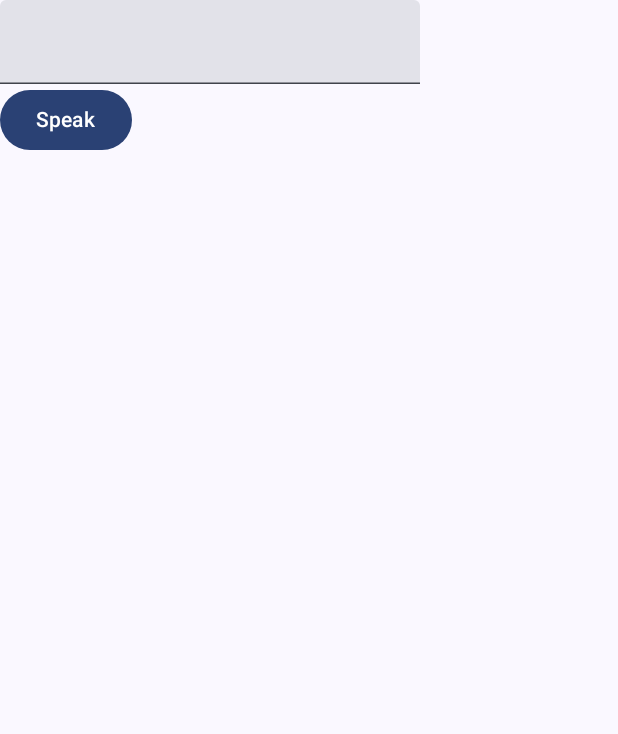
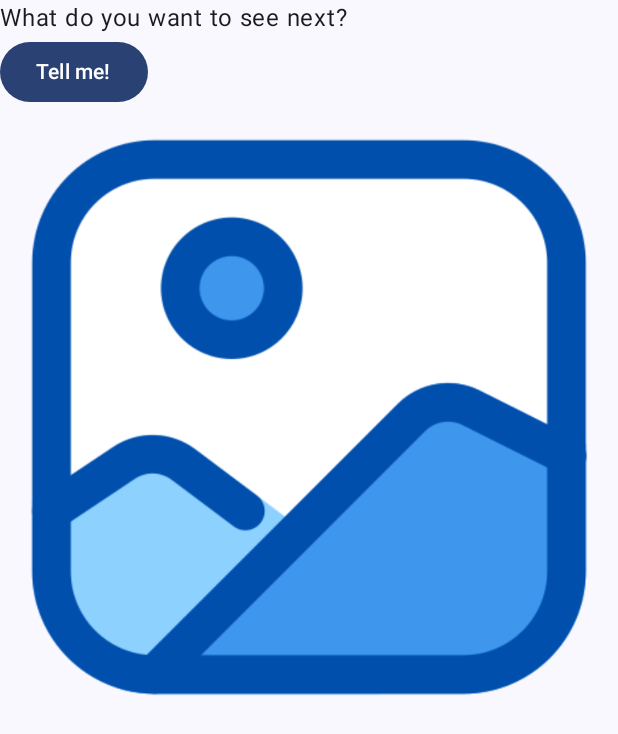
Before and after one commit to nigini/AndroidVoice, an Android app built with Jetpack Compose: the screen it shows after launch (MainActivity before the commit, ImageGeneratorActivity after it), on a phone screen of 412 x 824 dp. Shown: the top 734 px of the screen. Run offline under Robolectric (Android 15) with nearby library versions, the phone set to English and light mode, and no system bars; libraries missing offline, so code that uses them is left out: com.aallam.openai; pictures from the network do not load.

Commit message:
Generative image demo.

```diff
--- a/app/build.gradle.kts
+++ b/app/build.gradle.kts
@@ -50,7 +50,6 @@ android {
 }
 
 dependencies {
-
     implementation("androidx.core:core-ktx:1.9.0")
     implementation("androidx.lifecycle:lifecycle-runtime-ktx:2.6.2")
     implementation("androidx.activity:activity-compose:1.8.0")
@@ -59,6 +58,11 @@ dependencies {
     implementation("androidx.compose.ui:ui-graphics")
     implementation("androidx.compose.ui:ui-tooling-preview")
     implementation("androidx.compose.material3:material3")
+    implementation("com.aallam.openai:openai-client:3.5.0")
+    implementation("io.ktor:ktor-client-android:2.3.5")
+    implementation("androidx.appcompat:appcompat:1.6.1")
+    implementation("com.google.android.material:material:1.10.0")
+    implementation("io.coil-kt:coil-compose:2.5.0")
     testImplementation("junit:junit:4.13.2")
     androidTestImplementation("androidx.test.ext:junit:1.1.5")
     androidTestImplementation("androidx.test.espresso:espresso-core:3.5.1")
--- a/app/src/main/AndroidManifest.xml
+++ b/app/src/main/AndroidManifest.xml
@@ -1,7 +1,9 @@
 <?xml version="1.0" encoding="utf-8"?>
 <manifest xmlns:android="http://schemas.android.com/apk/res/android"
     xmlns:tools="http://schemas.android.com/tools">
-    <uses-permission android:name="android.permission.RECORD_AUDIO"/>
+
+    <uses-permission android:name="android.permission.RECORD_AUDIO" />
+    <uses-permission android:name="android.permission.INTERNET" />
     <application
         android:allowBackup="true"
         android:dataExtractionRules="@xml/data_extraction_rules"
@@ -13,7 +15,7 @@
         android:theme="@style/Theme.VoicePlayground"
         tools:targetApi="31">
         <activity
-            android:name=".MainActivity"
+            android:name=".ImageGeneratorActivity"
             android:exported="true"
             android:label="@string/app_name"
             android:theme="@style/Theme.VoicePlayground">
--- /dev/null
+++ b/app/src/main/java/com/example/voiceplayground/ImageGeneratorActivity.kt
@@ -0,0 +1,133 @@
+package com.example.voiceplayground
+
+import android.content.Context
+import android.os.Bundle
+import android.os.PersistableBundle
+import android.util.Log
+import androidx.activity.ComponentActivity
+import androidx.activity.compose.setContent
+import androidx.compose.foundation.Image
+import androidx.compose.foundation.layout.Column
+import androidx.compose.foundation.layout.fillMaxSize
+import androidx.compose.material3.Button
+import androidx.compose.material3.MaterialTheme
+import androidx.compose.material3.Surface
+import androidx.compose.material3.Text
+import androidx.compose.runtime.Composable
+import androidx.compose.runtime.getValue
+import androidx.compose.runtime.mutableStateOf
+import androidx.compose.runtime.rememberCoroutineScope
+import androidx.compose.runtime.saveable.rememberSaveable
+import androidx.compose.runtime.setValue
+import androidx.compose.ui.Modifier
+import androidx.compose.ui.platform.LocalContext
+import androidx.compose.ui.res.painterResource
+import coil.compose.AsyncImage
+import com.aallam.openai.api.http.Timeout
+import com.aallam.openai.api.image.ImageCreation
+import com.aallam.openai.api.image.ImageSize
+import com.aallam.openai.api.image.ImageURL
+import com.aallam.openai.client.OpenAI
+import com.example.voiceplayground.ui.theme.VoicePlaygroundTheme
+import kotlinx.coroutines.launch
+import java.util.Properties
+import kotlin.coroutines.coroutineContext
+import kotlin.time.Duration.Companion.seconds
+
+class ImageGeneratorActivity: ComponentActivity() {
+    private val openAI = OpenAI(
+        token = "YOUR_OPENAI_API_KEY",
+        timeout = Timeout(socket = 30.seconds)
+    )
+
+    override fun onCreate(savedInstanceState: Bundle?) {
+        super.onCreate(savedInstanceState)
+        setContent {
+            VoicePlaygroundTheme {
+                var spokenText by rememberSaveable { mutableStateOf("What do you want to see next?") }
+                var imageURL by rememberSaveable { mutableStateOf("") }
+                val localContext = LocalContext.current
+                val coroutineScope = rememberCoroutineScope()
+                Surface(
+                    modifier = Modifier.fillMaxSize(),
+                    color = MaterialTheme.colorScheme.background
+                ) {
+                    Column {
+                        PromptGenerator(
+                            modifier = Modifier,
+                            localContext = localContext,
+                            prompt = spokenText,
+                        ) {
+                            spokenText = it
+                            imageURL = "LOADING"
+                            coroutineScope.launch {
+                                imageURL = generateImageFromPrompt(it)
+                            }
+                        }
+                        ImagePresenter(imageURL = imageURL)
+                    }
+                }
+            }
+        }
+    }
+
+    @Composable
+    fun PromptGenerator(
+        modifier: Modifier,
+        localContext: Context,
+        prompt: String,
+        onPromptReady: (String) -> Unit) {
+
+        Column {
+            Text(text = prompt)
+            Button(
+                onClick = {
+                    startSpeechInput(
+                        context = localContext
+                    ) { onPromptReady(it) }
+                }
+            ){
+                Text(text = "Tell me!")
+            }
+        }
+    }
+
+    @Composable
+    fun ImagePresenter(imageURL: String){
+        val TAG = "PRESENTER"
+        Log.d(TAG, imageURL)
+        if (imageURL.lowercase().startsWith("http")) {
+            AsyncImage(
+                model = imageURL,
+                contentDescription = null,
+            )
+        } else {
+            var image_id = R.drawable.empty_image_flaticon
+            when(imageURL) {
+                "ERROR" -> image_id = R.drawable.error_image_flaticon
+                "LOADING" -> image_id = R.drawable.processing_image_flaticon
+                else -> Log.d(TAG,"Don't recognize this image URL.")
+            }
+            Image(
+                painter = painterResource(id = image_id),
+                contentDescription = "Image reflecting the current status of the app."
+            )
+        }
+    }
+
+    suspend fun generateImageFromPrompt(prompt: String): String {
+        try {
+            val image = openAI.imageURL(
+                creation = ImageCreation(
+                    prompt = prompt,
+                    n = 1,
+                    size = ImageSize.is1024x1024
+                )
+            )
+            return image[0].url
+        } catch (ex: Exception) {
+            Log.d("GENERATOR", ex.toString())
+            return "ERROR"
+        }
+    }
+}
```
Also changed, not shown: app/src/main/java/com/example/voiceplayground/NoteTakerActivity.kt (renamed from app/src/main/java/com/example/voiceplayground/MainActivity.kt, +1 -63 lines), app/src/main/java/com/example/voiceplayground/SpeechTranscriber.kt (added, +68 -0 lines), app/src/main/res/drawable/empty_image_flaticon.png (added), app/src/main/res/drawable/error_image_flaticon.png (added), app/src/main/res/drawable/processing_image_flaticon.png (added), 2 other files.
